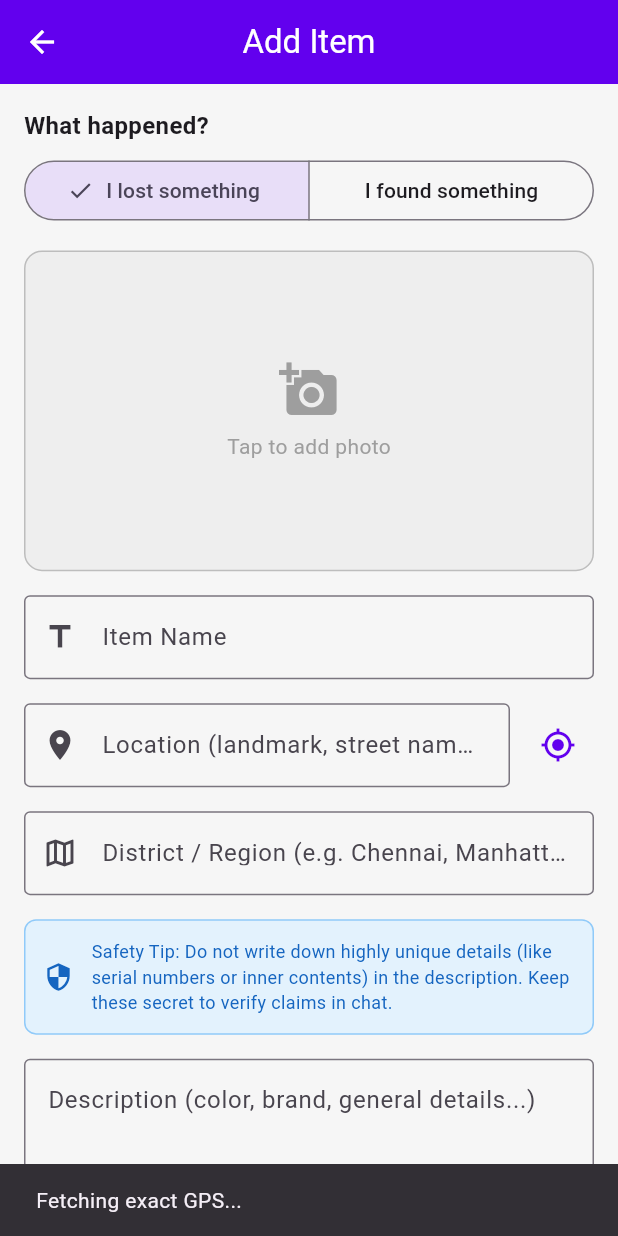
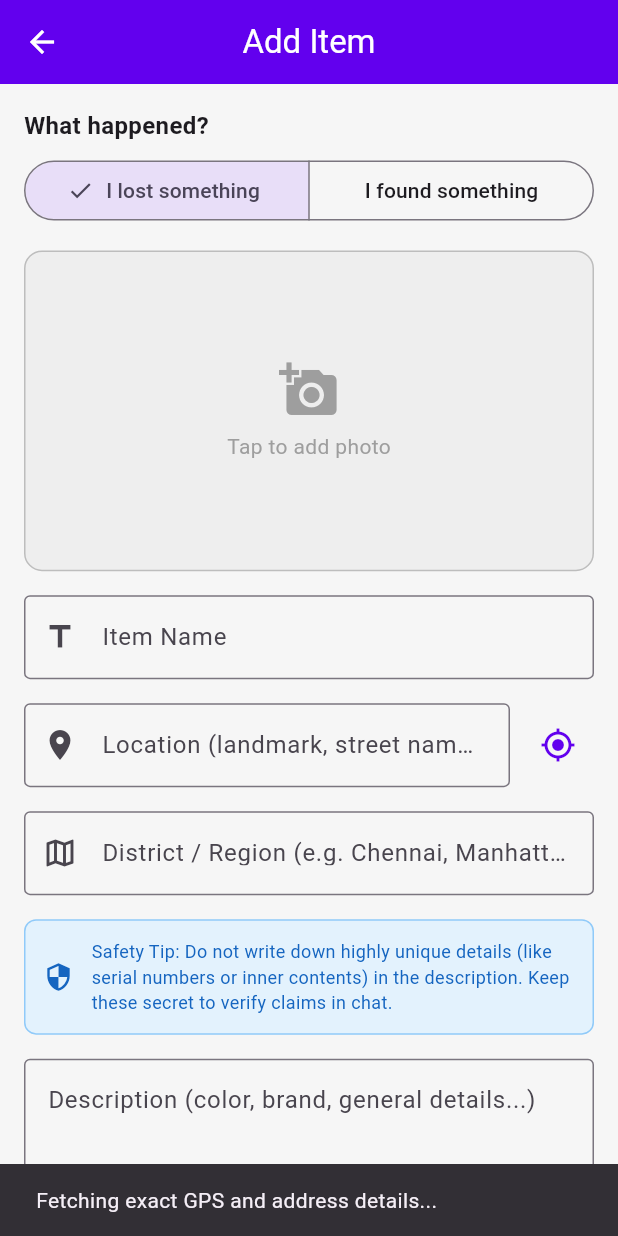
Before and after one commit to SUTHARSHANARAM/Findit, a Flutter app: the AddPostScreen screen opened directly, after a tap on the "my location" icon, on a phone screen of 412 x 824 dp. Run offline on Flutter 3.47's test engine with Material 3 defaults, Android fonts, the phone set to English and light mode, and no system bars; our stand-ins replace cloud_firestore, firebase_auth, firebase_core, geolocator, google_sign_in, image_picker and 1 more; accounts and stored records are empty; network calls fail.

Commit message:
Auto-fill district and address details from live GPS reverse geocoding

```diff
--- a/lib/screens/add_post/add_post_screen.dart
+++ b/lib/screens/add_post/add_post_screen.dart
@@ -1,6 +1,8 @@
 import 'package:flutter/material.dart';
 import 'package:provider/provider.dart';
 import 'dart:typed_data';
+import 'dart:convert';
+import 'package:http/http.dart' as http;
 import 'package:image_picker/image_picker.dart';
 import 'package:geolocator/geolocator.dart';
 import '../../core/constants/colors.dart';
@@ -103,7 +105,7 @@ class _AddPostScreenState extends State<AddPostScreen> {
       if (permission == LocationPermission.denied) return;
     }
 
-    ScaffoldMessenger.of(context).showSnackBar(const SnackBar(content: Text('Fetching exact GPS...')));
+    ScaffoldMessenger.of(context).showSnackBar(const SnackBar(content: Text('Fetching exact GPS and address details...')));
     Position position = await Geolocator.getCurrentPosition();
 
     setState(() {
@@ -111,6 +113,40 @@ class _AddPostScreenState extends State<AddPostScreen> {
       _longitude = position.longitude;
       _locationController.text = "${position.latitude.toStringAsFixed(4)}, ${position.longitude.toStringAsFixed(4)}";
     });
+
+    try {
+      final response = await http.get(Uri.parse(
+        'https://nominatim.openstreetmap.org/reverse?format=json&lat=${position.latitude}&lon=${position.longitude}&zoom=18'
+      ), headers: {
+        'User-Agent': 'FindItApp/1.0 (Lost & Found application)'
+      }).timeout(const Duration(seconds: 8));
+
+      if (response.statusCode == 200) {
+        final data = json.decode(response.body);
+        final address = data['address'] ?? {};
+
+        // Extract district or county or city
+        String district = address['county'] ?? address['district'] ?? address['city_district'] ?? address['city'] ?? address['suburb'] ?? '';
+        String displayName = data['display_name'] ?? '';
+
+        // Format a neat landmark display name
+        List<String> parts = displayName.split(',');
+        String cleanLocation = parts.length > 2
+            ? "${parts[0].trim()}, ${parts[1].trim()}"
+            : displayName;
+
+        setState(() {
+          if (district.isNotEmpty) {
+            _districtController.text = district;
+          }
+          if (cleanLocation.isNotEmpty) {
+            _locationController.text = cleanLocation;
+          }
+        });
+      }
+    } catch (e) {
+      debugPrint('Reverse geocoding failed: $e');
+    }
   }
 
   @override
--- a/pubspec.yaml
+++ b/pubspec.yaml
@@ -45,6 +45,7 @@ dependencies:
   geolocator: ^14.0.2
   google_maps_flutter: ^2.17.0
   shared_preferences: ^2.5.5
+  http: ^1.2.0
 
 dev_dependencies:
   flutter_test:
```
Also changed, not shown: pubspec.lock, 1 other file.
